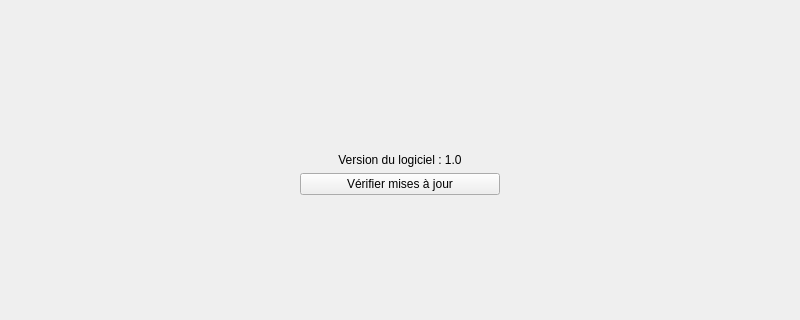
This is Desktop/mainwindow.ui in OCADrone/Desktop as Qt 5 draws it before an edit; both pictures show x 0 to 800 and y 159 to 479 of the 800 by 600 pixel window. The edited form follows.
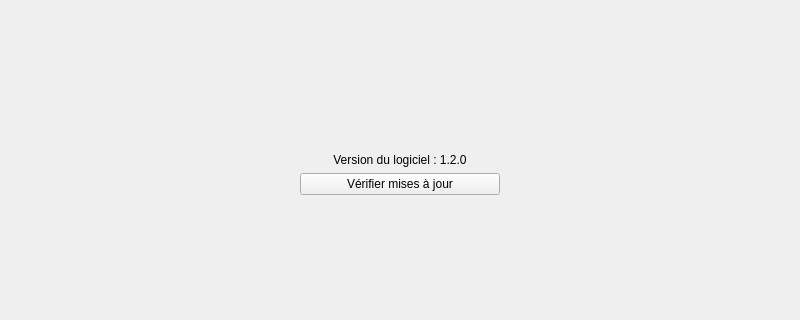
This is the edited form. Icons and pictures are not drawn.

Patch:
```diff
--- a/Desktop/mainwindow.ui
+++ b/Desktop/mainwindow.ui
@@ -90,7 +90,7 @@
         <item>
          <widget class="QLabel" name="label">
           <property name="text">
-           <string>Version du logiciel : 1.0</string>
+           <string>Version du logiciel : 1.2.0</string>
           </property>
           <property name="alignment">
            <set>Qt::AlignCenter</set>
```
